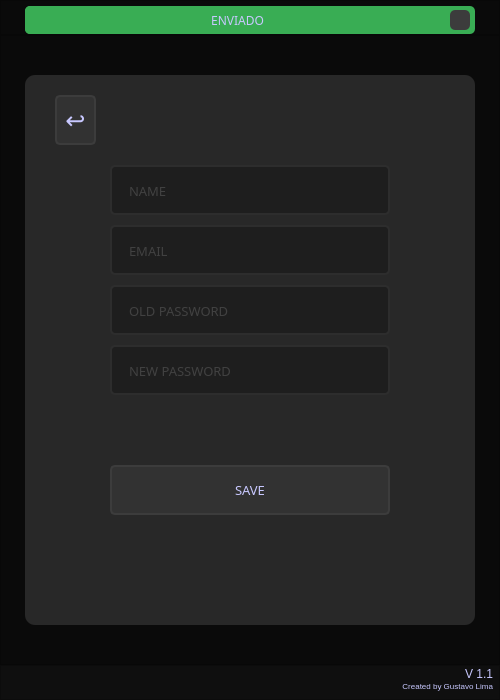
Above: Qt/edit_user.ui from GLimas99/MakeForms before the change. Below: the same form after it.
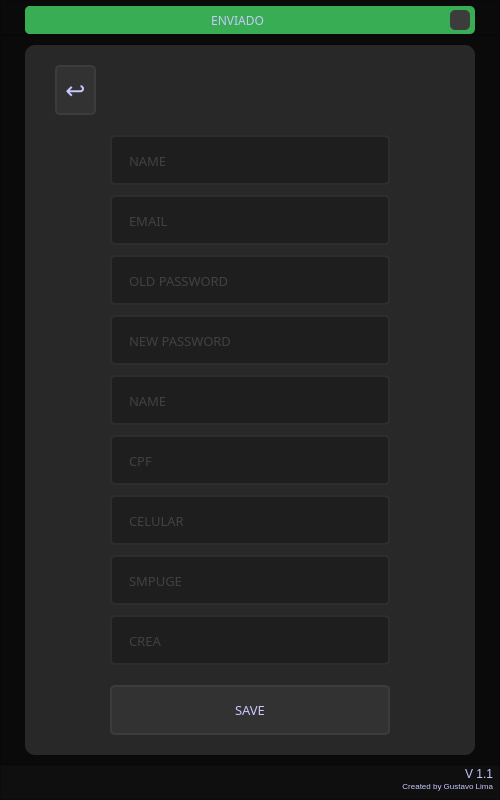
That is the form after the change. Icons and pictures are not drawn.

Diff of the .ui file:
```diff
--- a/Qt/edit_user.ui
+++ b/Qt/edit_user.ui
@@ -7,7 +7,7 @@
     <x>0</x>
     <y>0</y>
     <width>500</width>
-    <height>700</height>
+    <height>800</height>
    </rect>
   </property>
   <property name="font">
@@ -177,7 +177,7 @@
          <property name="maximumSize">
           <size>
            <width>450</width>
-           <height>550</height>
+           <height>800</height>
           </size>
          </property>
          <property name="styleSheet">
@@ -368,7 +368,7 @@
           <property name="geometry">
            <rect>
             <x>85</x>
-            <y>390</y>
+            <y>640</y>
             <width>280</width>
             <height>50</height>
            </rect>
@@ -434,6 +434,196 @@
            <string>↩</string>
           </property>
          </widget>
+         <widget class="QLineEdit" name="txt_name_2">
+          <property name="geometry">
+           <rect>
+            <x>85</x>
+            <y>330</y>
+            <width>280</width>
+            <height>50</height>
+           </rect>
+          </property>
+          <property name="font">
+           <font>
+            <family>Quicksand</family>
+            <pointsize>10</pointsize>
+           </font>
+          </property>
+          <property name="styleSheet">
+           <string notr="true">QLineEdit{
+	border: 2px solid rgb(45, 45, 45);
+	border-radius: 5px;
+	padding: 15px;
+	background-color: rgb(30, 30, 30);
+	color: rgb(100, 100, 100);
+}
+QLineEdit:hover{
+	border: 2px solid rgb(55, 55, 55);
+}
+QLineEdit:focus{
+	border: 2px solid rgb(255, 207, 0);
+	color: rgb(200, 200, 200);
+}</string>
+          </property>
+          <property name="maxLength">
+           <number>32</number>
+          </property>
+          <property name="placeholderText">
+           <string>NAME</string>
+          </property>
+         </widget>
+         <widget class="QLineEdit" name="txt_cpf">
+          <property name="geometry">
+           <rect>
+            <x>85</x>
+            <y>390</y>
+            <width>280</width>
+            <height>50</height>
+           </rect>
+          </property>
+          <property name="font">
+           <font>
+            <family>Quicksand</family>
+            <pointsize>10</pointsize>
+           </font>
+          </property>
+          <property name="styleSheet">
+           <string notr="true">QLineEdit{
+	border: 2px solid rgb(45, 45, 45);
+	border-radius: 5px;
+	padding: 15px;
+	background-color: rgb(30, 30, 30);
+	color: rgb(100, 100, 100);
+}
+QLineEdit:hover{
+	border: 2px solid rgb(55, 55, 55);
+}
+QLineEdit:focus{
+	border: 2px solid rgb(255, 207, 0);
+	color: rgb(200, 200, 200);
+}</string>
+          </property>
+          <property name="maxLength">
+           <number>32</number>
+          </property>
+          <property name="placeholderText">
+           <string>CPF</string>
+          </property>
+         </widget>
+         <widget class="QLineEdit" name="txt_crea">
+          <property name="geometry">
+           <rect>
+            <x>85</x>
+            <y>570</y>
+            <width>280</width>
+            <height>50</height>
+           </rect>
+          </property>
+          <property name="font">
+           <font>
+            <family>Quicksand</family>
+            <pointsize>10</pointsize>
+           </font>
+          </property>
+          <property name="styleSheet">
+           <string notr="true">QLineEdit{
+	border: 2px solid rgb(45, 45, 45);
+	border-radius: 5px;
+	padding: 15px;
+	background-color: rgb(30, 30, 30);
+	color: rgb(100, 100, 100);
+}
+QLineEdit:hover{
+	border: 2px solid rgb(55, 55, 55);
+}
+QLineEdit:focus{
+	border: 2px solid rgb(255, 207, 0);
+	color: rgb(200, 200, 200);
+}</string>
+          </property>
+          <property name="maxLength">
+           <number>32</number>
+          </property>
+          <property name="placeholderText">
+           <string>CREA</string>
+          </property>
+         </widget>
+         <widget class="QLineEdit" name="txt_celular">
+          <property name="geometry">
+           <rect>
+            <x>85</x>
+            <y>450</y>
+            <width>280</width>
+            <height>50</height>
+           </rect>
+          </property>
+          <property name="font">
+           <font>
+            <family>Quicksand</family>
+            <pointsize>10</pointsize>
+           </font>
+          </property>
+          <property name="styleSheet">
+           <string notr="true">QLineEdit{
+	border: 2px solid rgb(45, 45, 45);
+	border-radius: 5px;
+	padding: 15px;
+	background-color: rgb(30, 30, 30);
+	color: rgb(100, 100, 100);
+}
+QLineEdit:hover{
+	border: 2px solid rgb(55, 55, 55);
+}
+QLineEdit:focus{
+	border: 2px solid rgb(255, 207, 0);
+	color: rgb(200, 200, 200);
+}</string>
+          </property>
+          <property name="maxLength">
+           <number>32</number>
+          </property>
+          <property name="placeholderText">
+           <string>CELULAR</string>
+          </property>
+         </widget>
+         <widget class="QLineEdit" name="txt_smpuge">
+          <property name="geometry">
+           <rect>
+            <x>85</x>
+            <y>510</y>
+            <width>280</width>
+            <height>50</height>
+           </rect>
+          </property>
+          <property name="font">
+           <font>
+            <family>Quicksand</family>
+            <pointsize>10</pointsize>
+           </font>
+          </property>
+          <property name="styleSheet">
+           <string notr="true">QLineEdit{
+	border: 2px solid rgb(45, 45, 45);
+	border-radius: 5px;
+	padding: 15px;
+	background-color: rgb(30, 30, 30);
+	color: rgb(100, 100, 100);
+}
+QLineEdit:hover{
+	border: 2px solid rgb(55, 55, 55);
+}
+QLineEdit:focus{
+	border: 2px solid rgb(255, 207, 0);
+	color: rgb(200, 200, 200);
+}</string>
+          </property>
+          <property name="maxLength">
+           <number>32</number>
+          </property>
+          <property name="placeholderText">
+           <string>SMPUGE</string>
+          </property>
+         </widget>
         </widget>
        </item>
       </layout>
```
